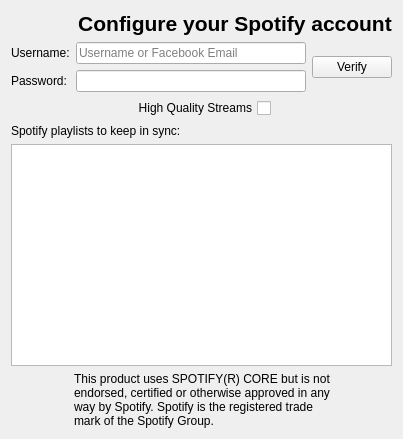
Above: src/accounts/spotify/SpotifyAccountConfig.ui from tomahawk-player/tomahawk before the change. Below: the same form after it.
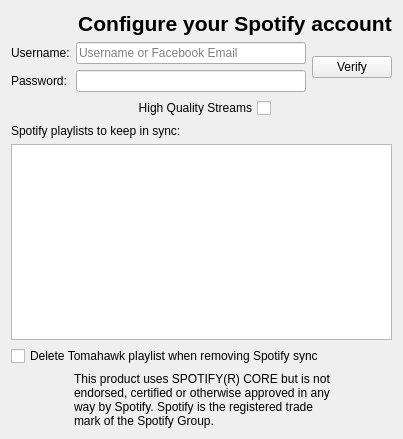
That is the form after the change. Icons and pictures are not drawn.

Commit message: Some tomahawk-side fixes to playlist syncing. Removing works, adding not yet.

Diff of the .ui file:
```diff
--- a/src/accounts/spotify/SpotifyAccountConfig.ui
+++ b/src/accounts/spotify/SpotifyAccountConfig.ui
@@ -171,6 +171,13 @@
    <item>
     <widget class="QListWidget" name="playlistList"/>
    </item>
+   <item>
+    <widget class="QCheckBox" name="deleteOnUnsync">
+     <property name="text">
+      <string>Delete Tomahawk playlist when removing Spotify sync</string>
+     </property>
+    </widget>
+   </item>
    <item>
     <layout class="QHBoxLayout" name="horizontalLayout">
      <item>
```
The commit also changes 7 other files.
